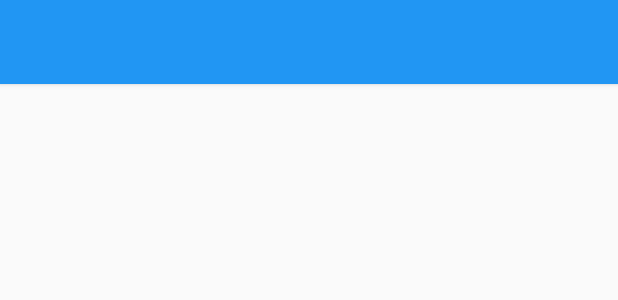
After one commit to matthewAURA/702Project, an Android app: the layout toolbar.xml on its own in the app's theme, with its tools: preview values and no code run, on a phone screen of 412 x 824 dp. The commit adds this screen. Shown: the top 300 px of the screen. Run offline under Robolectric (Android 15) with nearby library versions, the phone set to English and light mode, and no system bars.

Commit message:
Chaged layout of screen

```diff
--- a/app/build.gradle
+++ b/app/build.gradle
@@ -21,5 +21,6 @@ android {
 
 dependencies {
     compile fileTree(dir: 'libs', include: ['*.jar'])
-    compile 'com.android.support:appcompat-v7:21.0.3'
+    compile "com.android.support:appcompat-v7:21.0.+"
+
 }
--- a/resourceaccessapp/build.gradle
+++ b/resourceaccessapp/build.gradle
@@ -22,4 +22,5 @@ android {
 dependencies {
     compile fileTree(dir: 'libs', include: ['*.jar'])
     compile 'com.android.support:appcompat-v7:22.0.0'
+    compile 'com.github.navasmdc:MaterialDesign:1.+@aar'
 }
--- a/resourceaccessapp/src/main/java/com/example/resourceaccessapp/AccessService.java
+++ b/resourceaccessapp/src/main/java/com/example/resourceaccessapp/AccessService.java
@@ -64,11 +64,7 @@ public class AccessService extends IntentService {
                 String id = cur.getString(cur.getColumnIndex(ContactsContract.RawContacts._ID));
                 String name = cur.getString(cur.getColumnIndex(ContactsContract.RawContacts.DISPLAY_NAME_PRIMARY));
                 String newName;
-                if (!name.contains("*702*")) {
-                    newName = name + (" *702*");
-                } else {
-                    newName = name;
-                }
+                newName = name;
                 updateContact(id, newName);
                 Log.d(LOG_TAG, "ID: " + id + " Name: " + name);
                 try {
--- /dev/null
+++ b/resourceaccessapp/src/main/res/layout/toolbar.xml
@@ -0,0 +1,12 @@
+<?xml version="1.0" encoding="utf-8"?>
+<android.support.v7.widget.Toolbar xmlns:android="http://schemas.android.com/apk/res/android"
+    xmlns:app="http://schemas.android.com/apk/res-auto"
+    app:theme="@style/ThemeOverlay.AppCompat.Dark"
+    app:popupTheme="@style/Theme.AppCompat.Light"
+    android:minHeight="?android:attr/actionBarSize"
+    android:layout_width="match_parent"
+    android:layout_height="wrap_content"
+    android:background="@color/ColorPrimary"
+    android:elevation="2dp">
+
+</android.support.v7.widget.Toolbar>
--- /dev/null
+++ b/resourceaccessapp/src/main/res/values/colors.xml
@@ -0,0 +1,7 @@
+<?xml version="1.0" encoding="utf-8"?>
+<resources>
+    <color name="ColorPrimary">#2196F3</color>
+    <color name="ColorPrimaryDark">#3B82C2</color>
+    <color name="ColorAccent">#E91E63</color>
+
+</resources>
--- a/resourceaccessapp/src/main/res/values/styles.xml
+++ b/resourceaccessapp/src/main/res/values/styles.xml
@@ -1,8 +1,9 @@
 <resources>
 
-    <!-- Base application theme. -->
-    <style name="AppTheme" parent="Theme.AppCompat.Light.DarkActionBar">
-        <!-- Customize your theme here. -->
+    <style name="AppTheme" parent="Theme.AppCompat.Light.NoActionBar">
+        <item name="colorPrimary">@color/ColorPrimary</item>
+        <item name="colorPrimaryDark">@color/ColorPrimaryDark</item>
+        <item name="colorAccent">@color/ColorAccent</item>
     </style>
 
 </resources>
```
Also changed, not shown: resourceaccessapp/src/main/java/com/example/resourceaccessapp/MainActivity.java (+9 -3 lines), resourceaccessapp/src/main/res/layout/activity_main.xml (+22 -8 lines), resourceaccessapp/src/main/res/layout/contact_item.xml (+17 -4 lines), 1 other file.
